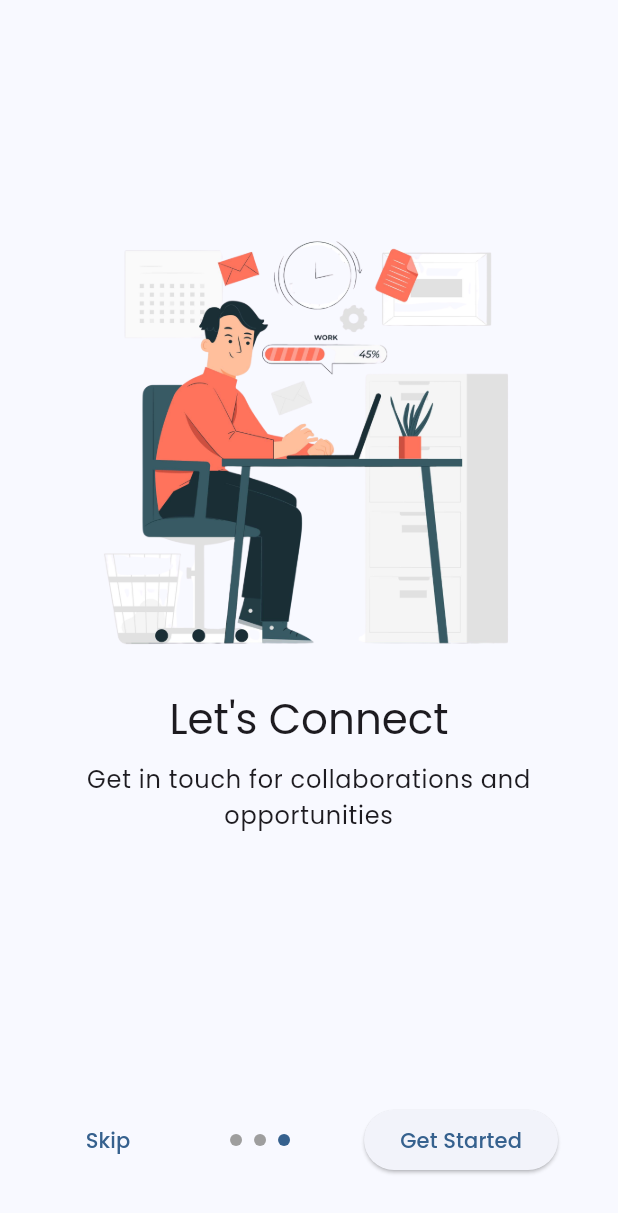
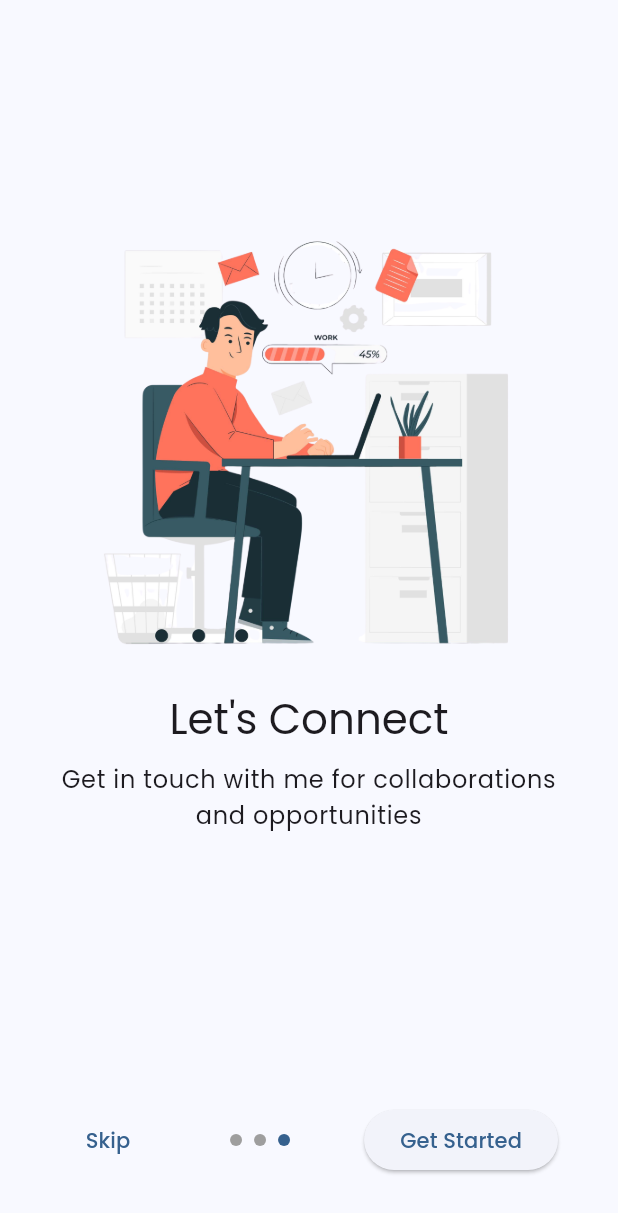
Before and after one commit to ekrajghimire/Personal-Flutter-App, a Flutter app: the screen it shows after launch, swiped to page 3, on a phone screen of 412 x 824 dp. Shown: the top 1213 px of the screen. Run offline on Flutter 3.47's test engine with Material 3 defaults, Android fonts, the light colour scheme and no system bars; our stand-ins replace cached_network_image, flutter_animate, flutter_svg, google_fonts, share_plus, shared_preferences.

```diff
--- a/lib/screens/onboarding/onboarding_screen.dart
+++ b/lib/screens/onboarding/onboarding_screen.dart
@@ -27,7 +27,7 @@ class _OnboardingScreenState extends State<OnboardingScreen> {
     ),
     OnboardingContent(
       title: 'Let\'s Connect',
-      description: 'Get in touch for collaborations and opportunities',
+      description: 'Get in touch with me for collaborations and opportunities',
       image: 'assets/images/onboarding3.png',
     ),
   ];
```
